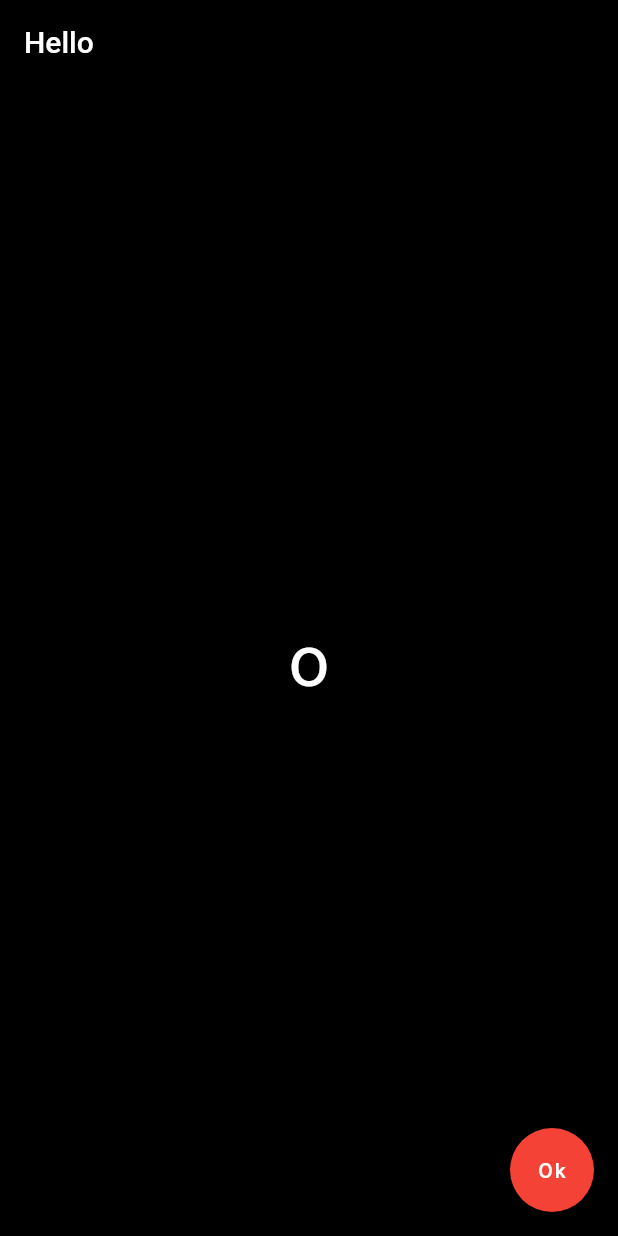
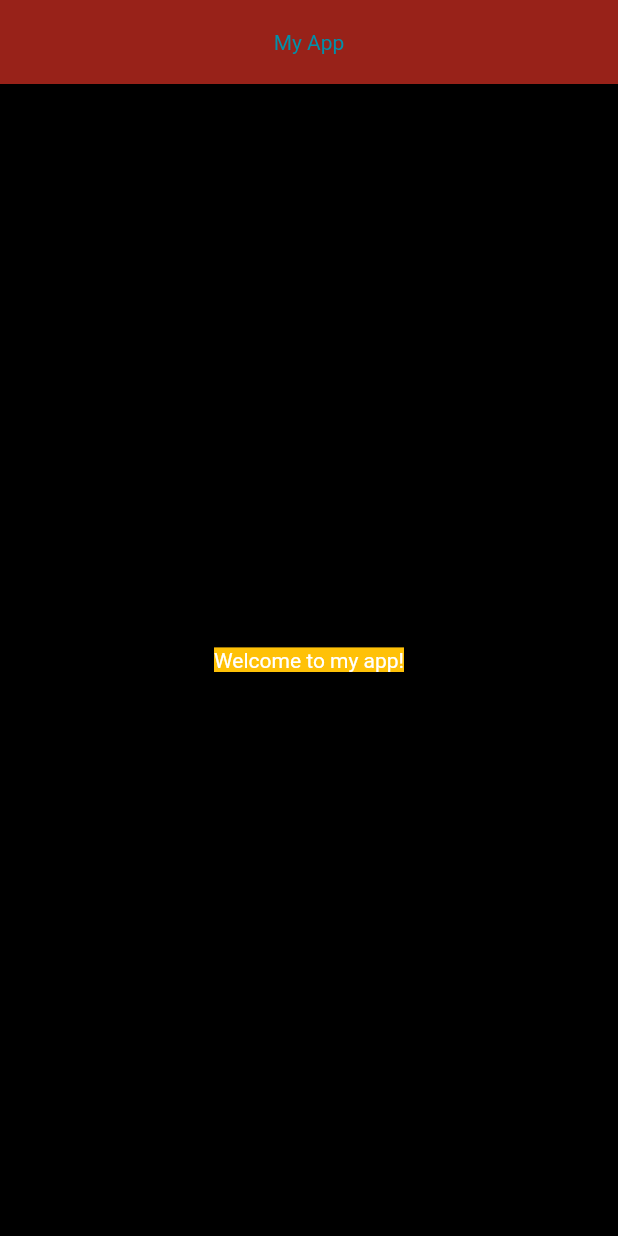
Before and after one commit to voronov-nikita/TerminalControl, a Flutter app: the screen it shows after launch, on a phone screen of 412 x 824 dp. Run offline on Flutter 3.47's test engine with Material 2 defaults, Android fonts, the light colour scheme and no system bars; Roboto replaces fonts that are missing (Times New Roman).

Commit message:
global change

```diff
--- a/lib/main.dart
+++ b/lib/main.dart
@@ -1,39 +1,59 @@
-// ignore_for_file: avoid_print, prefer_const_constructors, unnecessary_string_interpolations, use_key_in_widget_constructors
+// ignore_for_file: use_key_in_widget_constructors, prefer_const_constructors
 
 import 'package:flutter/material.dart';
 
 
-void main(){
-  runApp(MyApp());
-}
 
-class MyApp extends StatelessWidget{
+class MyAppBar extends StatelessWidget implements PreferredSizeWidget {
   @override
-  Widget build(BuildContext context){
-    String str="o";
-    return MaterialApp(
-      title: "Hello",
-      theme: ThemeData(primaryColor: Colors.amber),
-      home: Scaffold(
-        backgroundColor: Colors.black,
-        appBar: AppBar(
-          title: Text("Hello"),
-          backgroundColor: Colors.black38,
-        ),
-        body: Center(
-          child: Text('$str', style: TextStyle(
-            fontSize: 48,
-            fontFamily: 'Times New Roman',
-            color: Colors.white,
-            )
-          ),
-        ),
-        floatingActionButton: FloatingActionButton(
-          onPressed: () => print("click"),
-          backgroundColor: Colors.red,
-          child: Text('Ok'),
-        ),
+  Size get preferredSize => Size.fromHeight(kToolbarHeight);
+
+  @override
+  Widget build(BuildContext context) {
+    return AppBar(
+      title: Text('My App'),
+      centerTitle: true,
+      backgroundColor: const Color.fromARGB(255, 152, 34, 25),
+      titleTextStyle: TextStyle(
+        color: Color.fromARGB(255, 0, 145, 171)
       ),
     );
   }
 }
+
+
+class MyHomePage extends StatelessWidget {
+  @override
+  Widget build(BuildContext context) {
+    return Scaffold(
+      backgroundColor: Colors.black,
+      body: Center(
+        child: Text(
+          'Welcome to my app!',
+          style: TextStyle(
+            color: Colors.white,
+            backgroundColor: Colors.amber,
+          ),
+          ),
+      ),
+    );
+  }
+}
+
+
+class MyCompleteApp extends StatelessWidget {
+  @override
+  Widget build(BuildContext context) {
+    return MaterialApp(
+      title: "BigMafia",
+      home: Scaffold(
+        appBar: MyAppBar(),
+        body: MyHomePage(),
+      ),
+    );
+  }
+}
+
+void main() {
+  runApp(MyCompleteApp());
+}
```
Also changed, not shown: 58 other files.
